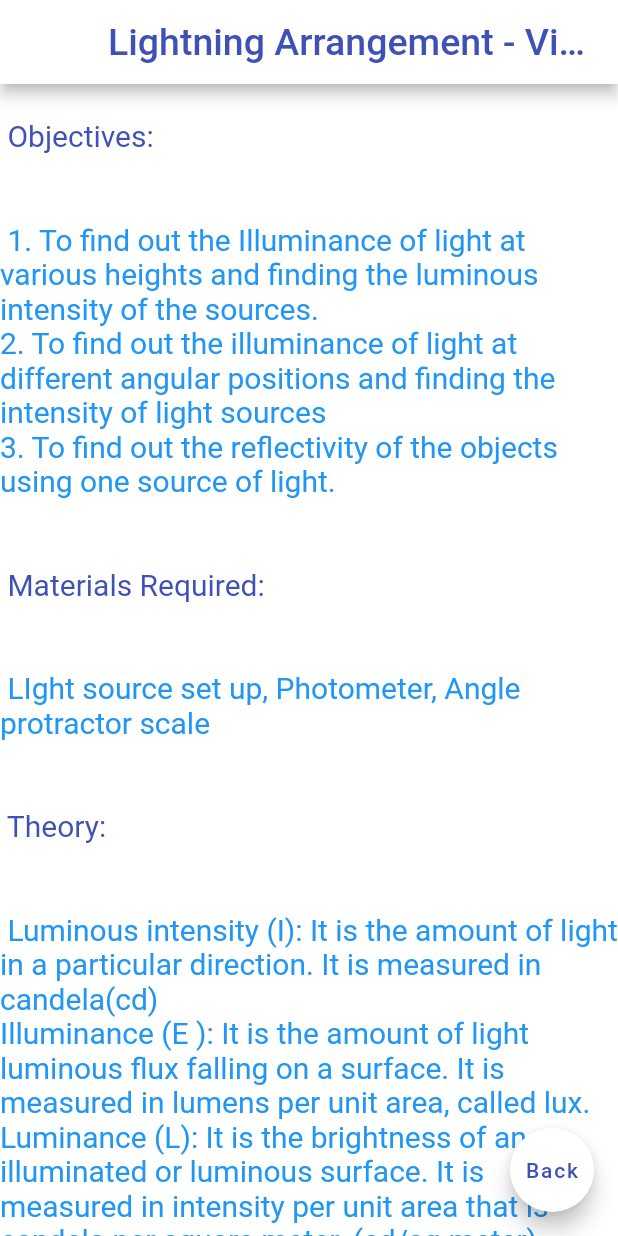
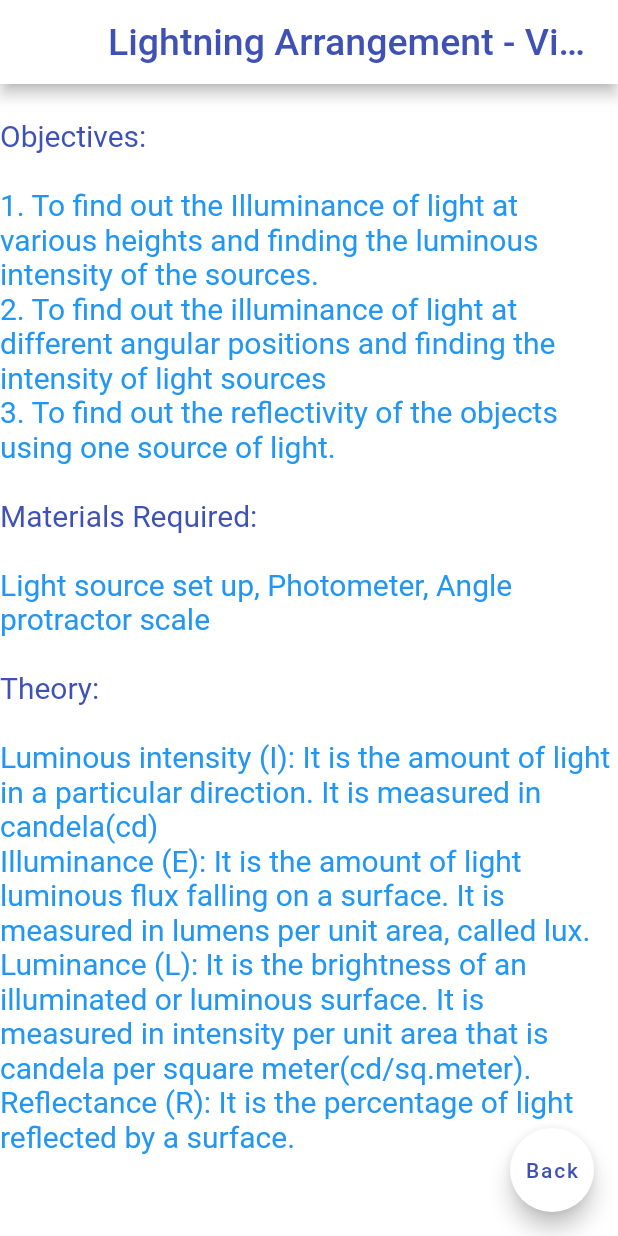
Before and after one commit to manan2277/wsd_lab, a Flutter app: the Lightning screen opened directly, on a phone screen of 412 x 824 dp. Run offline on Flutter 3.47's test engine with Material 2 defaults, Android fonts, the phone set to English and light mode, and no system bars.

Commit message:
formatting changes in exp7

```diff
--- a/lib/main.dart
+++ b/lib/main.dart
@@ -1547,62 +1547,62 @@ class Lightning extends StatelessWidget {
             children: <Widget>[
               //default color
               new Text(
-                "\n Objectives:\n",
-                style: TextStyle(
-                  fontSize: 20,
-                  color: Colors.indigo,
-                ),
-              ),
-              new Text(
-                "\n 1. To find out the Illuminance of light at various heights and finding the luminous intensity of the sources. \n2. To find out the illuminance of light at different angular positions and finding the intensity of light sources \n3. To find out the reflectivity of the objects using one source of light.\n",
-                style: TextStyle(
-                  fontSize: 20,
-                  color: Colors.blue,
-                ),
-              ),
-              new Text(
-                "\n Materials Required:\n",
-                style: TextStyle(
-                  fontSize: 20,
-                  color: Colors.indigo,
-                ),
-              ),
-              new Text(
-                "\n LIght source set up, Photometer, Angle protractor scale\n",
+                "\nObjectives:\n",
+                style: TextStyle(
+                  fontSize: 20,
+                  color: Colors.indigo,
+                ),
+              ),
+              new Text(
+                "1. To find out the Illuminance of light at various heights and finding the luminous intensity of the sources. \n2. To find out the illuminance of light at different angular positions and finding the intensity of light sources \n3. To find out the reflectivity of the objects using one source of light.\n",
+                style: TextStyle(
+                  fontSize: 20,
+                  color: Colors.blue,
+                ),
+              ),
+              new Text(
+                "Materials Required:\n",
+                style: TextStyle(
+                  fontSize: 20,
+                  color: Colors.indigo,
+                ),
+              ),
+              new Text(
+                "Light source set up, Photometer, Angle protractor scale\n",
                 style: TextStyle(fontSize: 20, color: Colors.blue),
               ),
               new Text(
-                "\n Theory:\n",
-                style: TextStyle(
-                  fontSize: 20,
-                  color: Colors.indigo,
-                ),
-              ),
-              new Text(
-                "\n Luminous intensity (I): It is the amount of light in a particular direction. It is measured in candela(cd)\nIlluminance (E ): It is the amount of light luminous flux falling on a surface. It is measured in lumens per unit area, called lux.\nLuminance (L): It is the brightness of an illuminated or luminous surface. It is measured in intensity per unit area that is candela per square meter. (cd/sq.meter).\nReflectence (R ): It is the percentage of light reflected by a surface.\n",
-                style: TextStyle(
-                  fontSize: 20,
-                  color: Colors.blue,
-                ),
-              ),
-              new Image.asset('Images/i1e6.jpg', width: 1000, height: 500),
-              new Text(
-                "\n Operations:\n",
-                style: TextStyle(
-                  fontSize: 20,
-                  color: Colors.indigo,
-                ),
-              ),
-              new Text(
-                "\n1. Measure the height of the light from observation level.\n2. Measure value of E in Lux by meter at different heights.\n3. Take at least 5 readings.\n4. Find the luminous intensity  I from the value of E.\n5. Measure the E at different positions at base. \n 6.Measure the angle and height.\n7.Take at least five readings.\n8. Similarly calculate I from the formulae.\n9. Compare I at different positions.\n 10. Measure E at base keeping different color papers. \n11. Use meter and find the Luminance. \n12. Calculate the reflectance of the different sheets. \n ",
-                style: TextStyle(
-                  fontSize: 20,
-                  color: Colors.blue,
-                ),
-              ),
-              new Image.asset('Images/i2e6.jpg', width: 1000, height: 500),
-              new Image.asset('Images/i3e6.jpg', width: 1000, height: 500),
-              new Image.asset('Images/i4e6.jpg', width: 1000, height: 500),
+                "Theory:\n",
+                style: TextStyle(
+                  fontSize: 20,
+                  color: Colors.indigo,
+                ),
+              ),
+              new Text(
+                "Luminous intensity (I): It is the amount of light in a particular direction. It is measured in candela(cd)\nIlluminance (E): It is the amount of light luminous flux falling on a surface. It is measured in lumens per unit area, called lux.\nLuminance (L): It is the brightness of an illuminated or luminous surface. It is measured in intensity per unit area that is candela per square meter(cd/sq.meter).\nReflectance (R): It is the percentage of light reflected by a surface.\n",
+                style: TextStyle(
+                  fontSize: 20,
+                  color: Colors.blue,
+                ),
+              ),
+              new Image.asset('Images/i1e6.jpg', width: 1000, height: 400),
+              new Text(
+                "\nOperations:\n",
+                style: TextStyle(
+                  fontSize: 20,
+                  color: Colors.indigo,
+                ),
+              ),
+              new Text(
+                "1. Measure the height of the light from observation level.\n2. Measure value of E in Lux by meter at different heights.\n3. Take at least 5 readings.\n4. Find the luminous intensity  I from the value of E.\n5. Measure the E at different positions at base. \n6.Measure the angle and height.\n7.Take at least five readings.\n8. Similarly calculate I from the formulae.\n9. Compare I at different positions.\n10. Measure E at base keeping different color papers. \n11. Use meter and find the Luminance. \n12. Calculate the reflectance of the different sheets. \n ",
+                style: TextStyle(
+                  fontSize: 20,
+                  color: Colors.blue,
+                ),
+              ),
+              new Image.asset('Images/i2e6.jpg', width: 1000, height: 300),
+              new Image.asset('Images/i3e6.jpg', width: 1000, height: 300),
+              new Image.asset('Images/i4e6.jpg', width: 1000, height: 300),
               new Text(
                 "\nExperiment Results:\n",
                 style: TextStyle(
@@ -1610,8 +1610,8 @@ class Lightning extends StatelessWidget {
                   color: Colors.indigo,
                 ),
               ),
-              new Image.asset('Images/i5e6.jpg', width: 1000, height: 500),
-              new Image.asset('Images/i6e6.jpg', width: 1000, height: 500),
+              new Image.asset('Images/i5e6.jpg', width: 1000, height: 300),
+              new Image.asset('Images/i6e6.jpg', width: 1000, height: 300),
             ],
           ),
         ),
```
